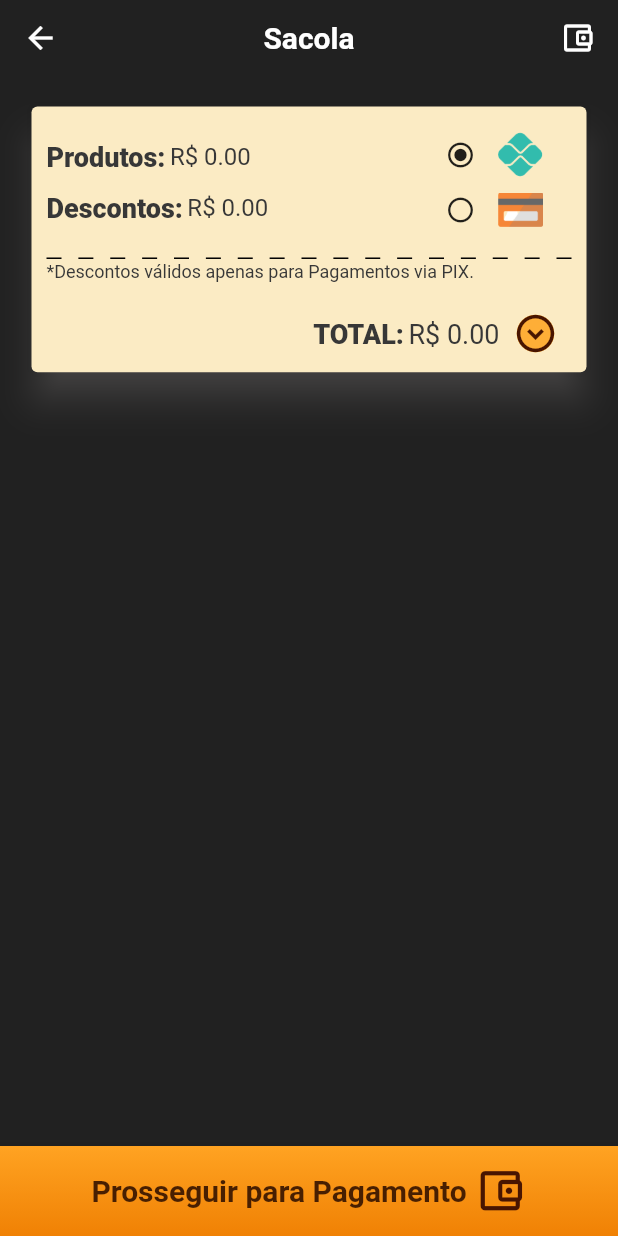
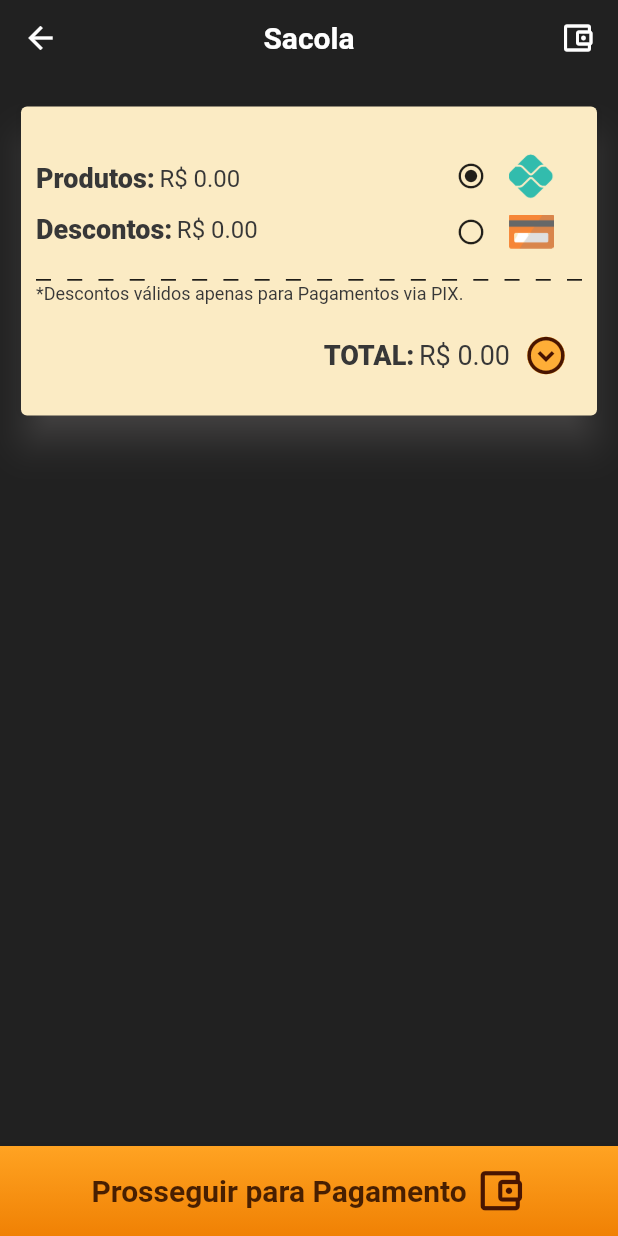
Before and after one commit to WellysonP/PerfumariaPontes, a Flutter app: the screen it shows after launch, after a tap on an icon or button, on a phone screen of 412 x 824 dp. Run offline on Flutter 3.47's test engine with Material 2 defaults, Android fonts, the phone set to English and light mode, and no system bars; our stand-ins replace auto_size_text, firebase_auth, firebase_core, firebase_database, firebase_storage, image_picker; accounts and stored records are empty; network calls fail.

Commit message:
finalizado problema de responsividade dos textos em telas menores

```diff
--- a/lib/provider/product_provider.dart
+++ b/lib/provider/product_provider.dart
@@ -89,7 +89,7 @@ class ProductProvider with ChangeNotifier {
   int currentStep = 0;
   bool isEmphasis = false;
   File? image;
-  List<XFile>? imageList = [];
+  // List<XFile>? imageList = [];
   String? updatUrlImage;
 
   final formData = <String, Object>{};
@@ -212,7 +212,8 @@ class ProductProvider with ChangeNotifier {
       formData.clear();
       isEmphasis = false;
       image = null;
-      imageList = [];
+      updatUrlImage = null;
+      // imageList = [];
       getItems();
       companyFilter = "Todos";
       productFilter = "Todos";
@@ -380,7 +381,7 @@ class ProductProvider with ChangeNotifier {
       final image = await ImagePicker().pickMultiImage();
       if (image == null) {
       } else {
-        imageList!.addAll(image);
+        // imageList!.addAll(image);
         final imageTemporary = File(image.first.path);
         this.image = imageTemporary;
       }
--- a/lib/screens/bag_page.dart
+++ b/lib/screens/bag_page.dart
@@ -34,15 +34,15 @@ class BagPage extends StatelessWidget {
             alignment: Alignment.topLeft,
             width: double.infinity,
             child: Padding(
-              padding: const EdgeInsets.symmetric(horizontal: 17),
+              padding: const EdgeInsets.symmetric(horizontal: 10),
               child: Card(
                 elevation: 10,
                 shadowColor: const Color.fromRGBO(150, 146, 146, 1),
                 color: const Color.fromRGBO(251, 235, 196, 1),
                 child: SizedBox(
                   height: bag.viewMore
-                      ? sizeDevice.height * 0.215 + (bag.items.length * 85)
-                      : sizeDevice.height * 0.215,
+                      ? sizeDevice.height * 0.25 + (bag.items.length * 85)
+                      : sizeDevice.height * 0.25,
                   child: Padding(
                     padding: const EdgeInsets.symmetric(horizontal: 10),
                     child: Column(
--- a/lib/screens/home_page.dart
+++ b/lib/screens/home_page.dart
@@ -50,7 +50,7 @@ class _HomePageState extends State<HomePage> {
                     ),
                     const SizedBox(height: 50),
                     SizedBox(
-                      height: 275,
+                      height: 290,
                       width: double.infinity,
                       child: ListView.builder(
                         scrollDirection: Axis.horizontal,
--- a/lib/screens/product_config_page.dart
+++ b/lib/screens/product_config_page.dart
@@ -23,7 +23,7 @@ class ProductConfigPage extends StatelessWidget {
         onTap: () => {
           product.isEmphasis = false,
           product.image = null,
-          product.imageList = [],
+          // product.imageList = [],
           product.formData.clear(),
           Navigator.of(context).pushNamed(AppRoutes.producRegistrationPage),
         },
--- a/lib/screens/product_registration_page.dart
+++ b/lib/screens/product_registration_page.dart
@@ -80,7 +80,7 @@ class _ProductregistrationPageState extends State<ProductregistrationPage> {
             Navigator.of(context).pop();
             product.isEmphasis = false;
             product.image = null;
-            product.imageList = [];
+            // product.imageList = [];
             product.formData.clear();
           } else {
             product.currentCancel();
--- a/pubspec.yaml
+++ b/pubspec.yaml
@@ -41,6 +41,7 @@ dependencies:
   firebase_database: ^9.0.18
   image_picker: ^0.8.5+3
   http: ^0.13.4
+  auto_size_text: ^3.0.0
 
 dev_dependencies:
   flutter_test:
```
Also changed, not shown: lib/components/product_items.dart (+16 -2 lines), lib/components/product_list.dart (+4 -3 lines), lib/widgets/bag_widget.dart (+12 -6 lines), pubspec.lock.
